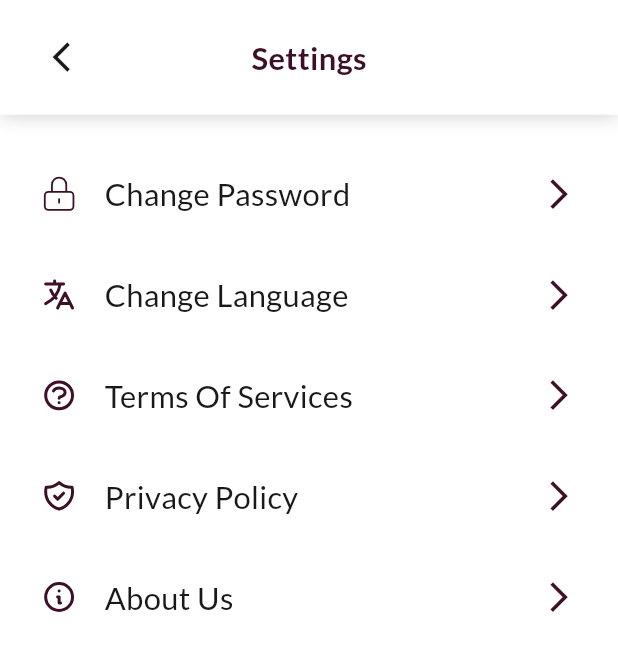
After one commit to nahiduzzaman11/BarBar-App, a Flutter app: the SettingsScreen screen opened by its route, on a phone screen of 412 x 824 dp. The commit adds this screen. Shown: the top 651 px of the screen. Run offline on Flutter 3.47's test engine with Material 3 defaults, Android fonts, the light colour scheme and no system bars; our stand-ins replace carousel_slider, dots_indicator, flutter_screenutil, flutter_svg, get, google_fonts and 1 more.

Commit message:
settings_screen design

```diff
--- a/lib/core/route/app_route.dart
+++ b/lib/core/route/app_route.dart
@@ -28,6 +28,7 @@ import 'package:barbar_app/view/screesns/salons_details/salons_details_screen.da
 import 'package:barbar_app/view/screesns/service_details/select_service_screen.dart';
 import 'package:barbar_app/view/screesns/service_details/service_details_screen.dart';
 import 'package:barbar_app/view/screesns/services/services_screen.dart';
+import 'package:barbar_app/view/screesns/settings/settings_screen.dart';
 import 'package:barbar_app/view/screesns/splash/splash_screen.dart';
 import 'package:get/get.dart';
 
@@ -71,6 +72,7 @@ class AppRoute {
   static const String personalInfoScreen = "/personal_information_screen";
   static const String editProfile = "/edit_profile_screen";
   static const String editProfileValidation = "/edit_profile_validation_screen";
+  static const String settingsScreen = "/settings_screen";
 
 
   static List<GetPage> routes = [
@@ -112,6 +114,7 @@ class AppRoute {
     GetPage(name: personalInfoScreen, page: ()=>  const PersonalInformationScreen()),
     GetPage(name: editProfile, page: ()=>  const EditProfileScreen()),
     GetPage(name: editProfileValidation, page: ()=>  const EditProfileValidationScreen()),
+    GetPage(name: settingsScreen, page: ()=>  const SettingsScreen()),
 
   ];
 }
--- a/lib/utils/icons/app_icons.dart
+++ b/lib/utils/icons/app_icons.dart
@@ -26,6 +26,10 @@ class AppIcons {
   static const String support = "$basePath/support.svg";
   static const String wishlist = "$basePath/wishlist.svg";
   static const String gender = "$basePath/gender.svg";
+  static const String aboutUs = "$basePath/about_us.svg";
+  static const String language = "$basePath/language.svg";
+  static const String privacy = "$basePath/privacy.svg";
+  static const String terms = "$basePath/terms.svg";
 
 
   static const String bell = "$basePath/bell.png";
--- a/lib/view/screesns/profile/profile_screen.dart
+++ b/lib/view/screesns/profile/profile_screen.dart
@@ -86,7 +86,13 @@ class _ProfileScreenState extends State<ProfileScreen> {
               SizedBox(height: 16.h),
               const ProfileCard(imageSrc: AppIcons.history, title: "History"),
               SizedBox(height: 16.h),
-              const ProfileCard(imageSrc: AppIcons.settings, title: "Settings"),
+              ProfileCard(
+                imageSrc: AppIcons.settings,
+                title: "Settings",
+                onTap: () {
+                  Get.toNamed(AppRoute.settingsScreen);
+                },
+              ),
               SizedBox(height: 16.h),
               const ProfileCard(imageSrc: AppIcons.support, title: "Support"),
               SizedBox(height: 16.h),
--- /dev/null
+++ b/lib/view/screesns/settings/settings_screen.dart
@@ -0,0 +1,73 @@
+import 'package:barbar_app/utils/colors/app_colors.dart';
+import 'package:barbar_app/utils/icons/app_icons.dart';
+import 'package:barbar_app/view/screesns/profile/inner_widgets/profile_card.dart';
+import 'package:barbar_app/view/widgets/app_bar/custom_app_bar.dart';
+import 'package:barbar_app/view/widgets/text/custom_text.dart';
+import 'package:flutter/material.dart';
+import 'package:flutter_screenutil/flutter_screenutil.dart';
+import 'package:get/get.dart';
+
+class SettingsScreen extends StatelessWidget {
+  const SettingsScreen({super.key});
+
+  @override
+  Widget build(BuildContext context) {
+    return SafeArea(
+      top: true,
+      child: Scaffold(
+        extendBody: true,
+        backgroundColor: AppColors.white_100,
+        appBar: CustomAppBar(
+          spreadRadius: 0.r,
+          appBarHeight: 64.h,
+          appBarContent: Row(
+            crossAxisAlignment: CrossAxisAlignment.center,
+            mainAxisAlignment: MainAxisAlignment.spaceBetween,
+            children: [
+              GestureDetector(
+                onTap: () {
+                  Get.back();
+                },
+                child: SizedBox(
+                  height: 42.h,
+                  width: 42.w,
+                  child: Icon(
+                    Icons.arrow_back_ios,
+                    size: 20.h,
+                    color: AppColors.white_10,
+                  ),
+                ),
+              ),
+              CustomText(
+                text: "Settings",
+                fontSize: 18.sp,
+                color: AppColors.purple_100,
+                fontWeight: FontWeight.w600,
+              ),
+              SizedBox(height: 42.h, width: 42.w)
+            ],
+          ),
+        ),
+        body: SingleChildScrollView(
+          padding: EdgeInsets.symmetric(horizontal: 20.w, vertical: 24.h),
+          physics: const ClampingScrollPhysics(),
+          child: Column(
+            crossAxisAlignment: CrossAxisAlignment.start,
+            children: [
+              const ProfileCard(imageSrc: AppIcons.password, title: "Change Password"),
+              SizedBox(height: 16.h),
+              const ProfileCard(imageSrc: AppIcons.language, title: "Change Language"),
+              SizedBox(height: 16.h),
+              const ProfileCard(imageSrc: AppIcons.terms, title: "Terms Of Services"),
+              SizedBox(height: 16.h),
+              const ProfileCard(imageSrc: AppIcons.privacy, title: "Privacy Policy"),
+              SizedBox(height: 16.h),
+              const ProfileCard(imageSrc: AppIcons.aboutUs, title: "About Us"),
+              SizedBox(height: 16.h),
+            ],
+          ),
+        ),
+      ),
+    );
+  }
+}
```
Also changed, not shown: assets/icons/about_us.svg (added), assets/icons/language.svg (added), assets/icons/privacy.svg (added), assets/icons/terms.svg (added).
